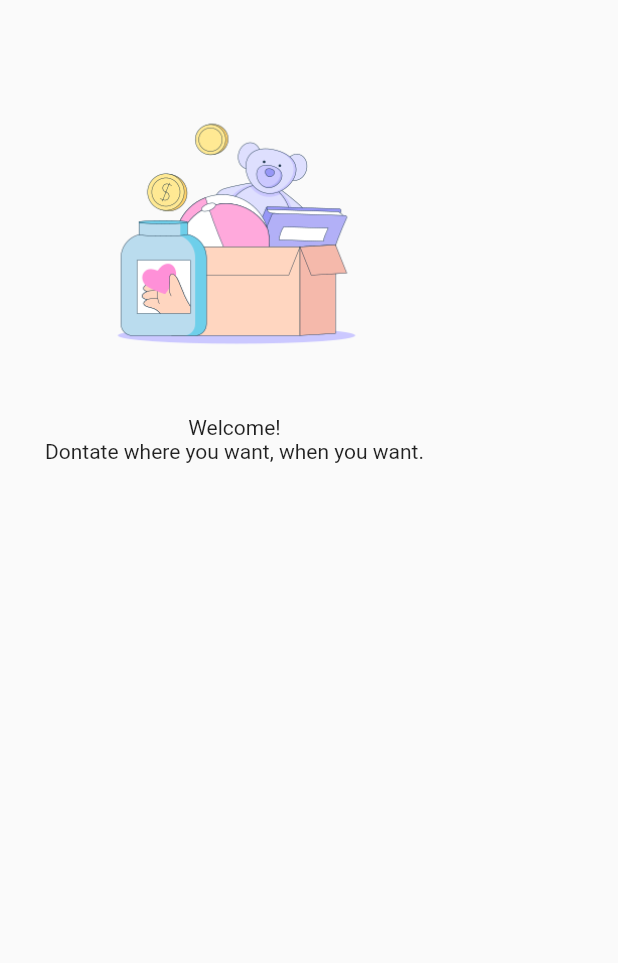
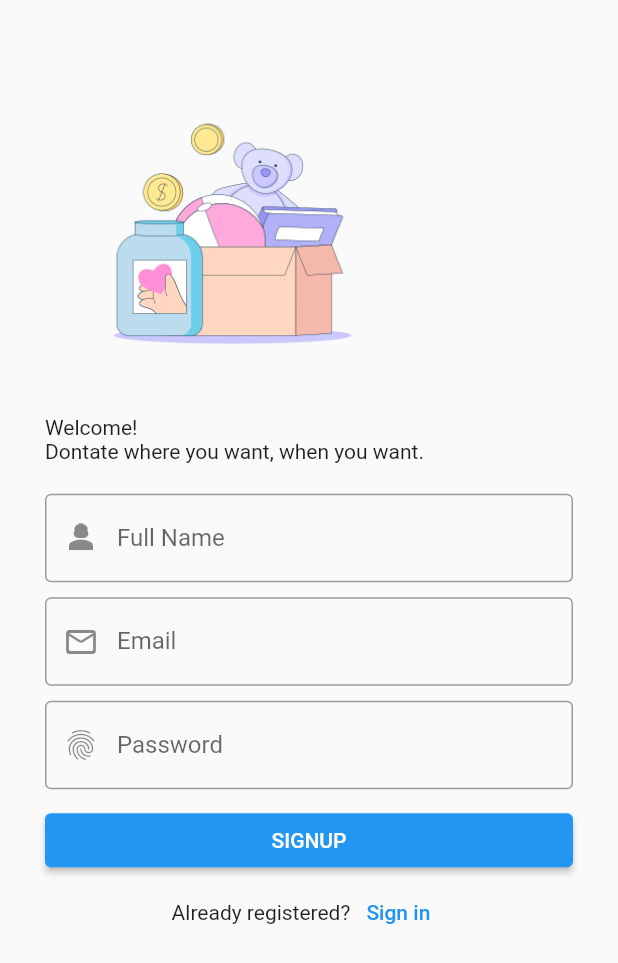
Before and after one commit to amaanaliakhtar/CharityAppFYP, a Flutter app: the SignUpScreen screen opened directly, on a phone screen of 412 x 824 dp. Shown: the top 963 px of the screen. Run offline on Flutter 3.47's test engine with Material 2 defaults, Android fonts, the phone set to English and light mode, and no system bars; our stand-ins replace firebase_auth, firebase_core; missing offline and left inert: firebase_ui_auth; accounts and stored records are empty.

Commit message:
Sign up screen ui complete

```diff
--- a/lib/authentication/signup_screen.dart
+++ b/lib/authentication/signup_screen.dart
@@ -1,3 +1,4 @@
+import 'package:charity_app/authentication/login_screen.dart';
 import 'package:flutter/material.dart';
 
 class SignUpScreen extends StatelessWidget {
@@ -9,15 +10,78 @@ class SignUpScreen extends StatelessWidget {
       child: Scaffold(
         body: SingleChildScrollView(
           child: Container(
-            padding: EdgeInsets.all(30),
-            child: Column(children: [
-              Image(
-                image: AssetImage('assets/login-image.png'),
-                height: MediaQuery.of(context).size.height * 0.3,
-              ),
-              const Text("Welcome!"),
-              const Text("Dontate where you want, when you want."),
-            ]),
+            padding: const EdgeInsets.all(30),
+            child: Column(
+              crossAxisAlignment: CrossAxisAlignment.start,
+              children: [
+                Image(
+                  image: const AssetImage('assets/login-image.png'),
+                  height: MediaQuery.of(context).size.height * 0.3,
+                ),
+                const Text("Welcome!"),
+                const Text("Dontate where you want, when you want."),
+                //Signup input form
+                Container(
+                  padding: const EdgeInsets.only(top: 20, bottom: 20),
+                  child: Form(
+                    child: Column(
+                      crossAxisAlignment: CrossAxisAlignment.start,
+                      children: [
+                        TextFormField(
+                          decoration: const InputDecoration(
+                              label: Text("Full Name"),
+                              prefixIcon: Icon(Icons.person_3),
+                              border: OutlineInputBorder()),
+                        ),
+                        const SizedBox(
+                          //sized boxes allow for space between widgets
+                          height: 10,
+                        ),
+                        TextFormField(
+                          decoration: const InputDecoration(
+                              label: Text("Email"),
+                              prefixIcon: Icon(Icons.mail_outline_rounded),
+                              border: OutlineInputBorder()),
+                        ),
+                        const SizedBox(
+                          height: 10,
+                        ),
+                        TextFormField(
+                          decoration: const InputDecoration(
+                              label: Text("Password"),
+                              prefixIcon: Icon(Icons.fingerprint),
+                              border: OutlineInputBorder()),
+                        ),
+                        const SizedBox(
+                          height: 10,
+                        ),
+                        SizedBox(
+                          width: double.infinity,
+                          child: ElevatedButton(
+                              onPressed: () {}, child: const Text("SIGNUP")),
+                        ),
+                        Row(
+                          mainAxisAlignment: MainAxisAlignment.center,
+                          children: [
+                            const Text("Already registered?"),
+                            TextButton(
+                              onPressed: () {
+                                Navigator.of(context).push(
+                                  MaterialPageRoute(
+                                    builder: (context) => const LoginScreen(),
+                                  ),
+                                );
+                              },
+                              child: const Text("Sign in"),
+                            )
+                          ],
+                        )
+                      ],
+                    ),
+                  ),
+                )
+              ],
+            ),
           ),
         ),
       ),
```
